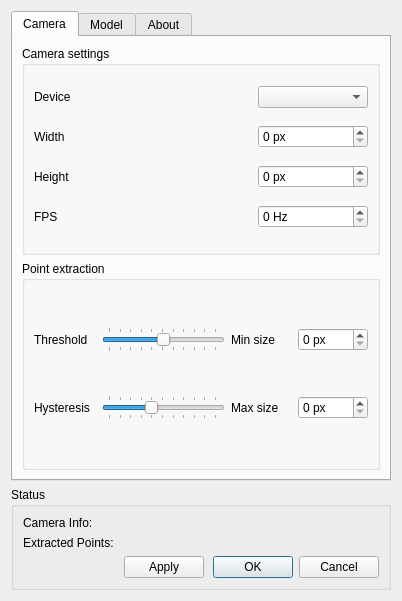
Old version of the form ftnoir_tracker_pt/FTNoIR_PT_Controls.ui in the repository opentrack/opentrack.
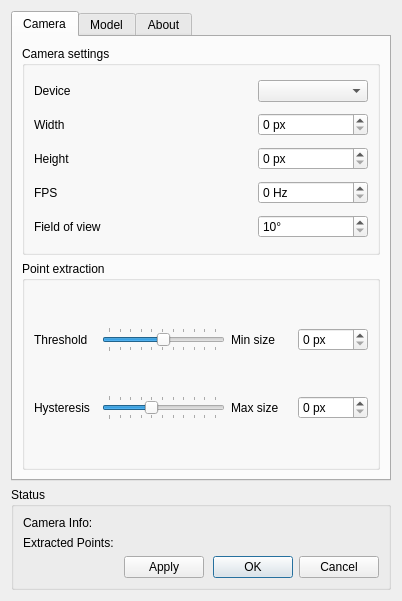
New version of the form. Icons and pictures are not drawn.

The edit to the form file:
```diff
--- a/ftnoir_tracker_pt/FTNoIR_PT_Controls.ui
+++ b/ftnoir_tracker_pt/FTNoIR_PT_Controls.ui
@@ -9,7 +9,7 @@
    <rect>
     <x>0</x>
     <y>0</y>
-    <width>453</width>
+    <width>460</width>
     <height>621</height>
    </rect>
   </property>
@@ -273,6 +273,35 @@
             </property>
            </widget>
           </item>
+          <item row="4" column="0">
+           <widget class="QLabel" name="label_4">
+            <property name="sizePolicy">
+             <sizepolicy hsizetype="Expanding" vsizetype="Preferred">
+              <horstretch>0</horstretch>
+              <verstretch>0</verstretch>
+             </sizepolicy>
+            </property>
+            <property name="text">
+             <string>Field of view</string>
+            </property>
+           </widget>
+          </item>
+          <item row="4" column="1">
+           <widget class="QSpinBox" name="fov">
+            <property name="suffix">
+             <string>°</string>
+            </property>
+            <property name="prefix">
+             <string/>
+            </property>
+            <property name="minimum">
+             <number>10</number>
+            </property>
+            <property name="maximum">
+             <number>90</number>
+            </property>
+           </widget>
+          </item>
          </layout>
         </widget>
        </item>
```
